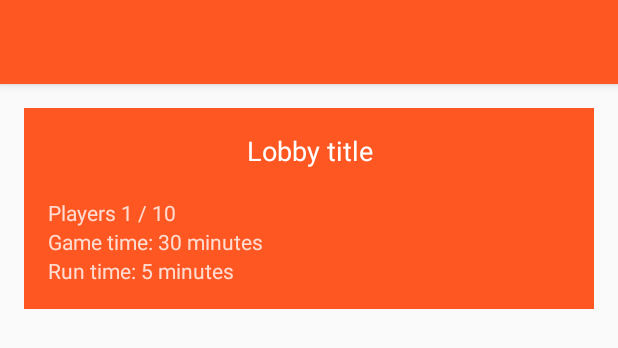
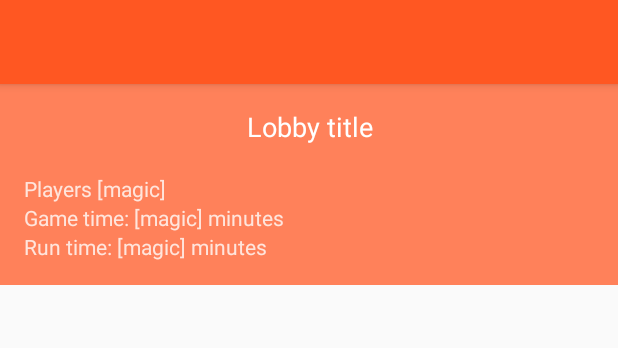
Before and after one commit to ShaFear/HaS-RPG, an Android app: the layout activity_lobby.xml on its own in the app's theme, with its tools: preview values and no code run, on a phone screen of 412 x 824 dp. Shown: the top 348 px of the screen. Run offline under Robolectric (Android 15) with nearby library versions, the phone set to English and light mode, and no system bars.

Commit message:
handlowanie kodami przy pobieraniu lobby

```diff
--- a/client/HaSRPG/app/src/main/res/layout/activity_lobby.xml
+++ b/client/HaSRPG/app/src/main/res/layout/activity_lobby.xml
@@ -8,15 +8,6 @@
         layout="@layout/tool_bar"
         ></include>
 
-    <ScrollView
-        android:layout_width="match_parent"
-        android:layout_height="match_parent"
-        android:layout_below="@+id/tool_bar"
-        android:paddingLeft="@dimen/activity_horizontal_margin"
-        android:paddingRight="@dimen/activity_horizontal_margin"
-        android:paddingTop="@dimen/activity_vertical_margin"
-        android:paddingBottom="@dimen/activity_vertical_margin">
-
     <LinearLayout
         android:layout_width="match_parent"
         android:layout_height="wrap_content"
@@ -25,7 +16,8 @@
         android:paddingRight="@dimen/activity_horizontal_margin"
         android:paddingTop="@dimen/activity_vertical_margin"
         android:paddingBottom="@dimen/activity_vertical_margin"
-            android:background="@color/ColorPrimary">
+        android:background="@color/ColorPrimaryLight"
+        android:layout_below="@+id/tool_bar">
 
         <TextView
             android:layout_width="match_parent"
@@ -82,6 +74,16 @@
             android:textColor="#caffffff" />
 
     </LinearLayout>
+
+    <ScrollView
+        android:layout_width="match_parent"
+        android:layout_height="match_parent"
+        android:layout_below="@+id/tool_bar"
+        android:paddingLeft="@dimen/activity_horizontal_margin"
+        android:paddingRight="@dimen/activity_horizontal_margin"
+        android:paddingTop="@dimen/activity_vertical_margin"
+        android:paddingBottom="@dimen/activity_vertical_margin">
+
     </ScrollView>
 
 </RelativeLayout>
--- a/client/HaSRPG/app/src/main/res/values/color.xml
+++ b/client/HaSRPG/app/src/main/res/values/color.xml
@@ -1,6 +1,7 @@
 <?xml version="1.0" encoding="utf-8"?>
 <resources>
     <color name="ColorPrimary">#FF5722</color>
+    <color name="ColorPrimaryLight">#ffff815a</color>
     <color name="ColorPrimaryDark">#E64A19</color>
     <color name="ColorDrawerBG">#ffffffff</color>
     <color name="ItemBG">#ff9c9c9c</color>
--- a/client/HaSRPG/app/src/main/res/values/lobbies.xml
+++ b/client/HaSRPG/app/src/main/res/values/lobbies.xml
@@ -14,10 +14,10 @@
     <string name="wrong_data_message">wrong_data_message</string>
 
     <string name="lobby_title">Lobby title</string>
-    <string name="lobby_game_time">Game time: 30 minutes</string>
+    <string name="lobby_game_time">Game time: [magic] minutes</string>
 
     <string name="title_activity_lobby">Lobby</string>
-    <string name="lobby_players_number">Players 1 / 10</string>
-    <string name="lobby_runtime">Run time: 5 minutes</string>
+    <string name="lobby_players_number">Players [magic]</string>
+    <string name="lobby_runtime">Run time: [magic] minutes</string>
 
 </resources>
```
Also changed, not shown: client/HaSRPG/app/src/main/AndroidManifest.xml (+7 -1 lines), client/HaSRPG/app/src/main/java/com/example/jereczem/hasrpg/game/lobbies/Lobby.java (+28 -0 lines), client/HaSRPG/app/src/main/java/com/example/jereczem/hasrpg/view/activities/LobbyActivity.java (+5 -17 lines), client/HaSRPG/app/src/main/java/com/example/jereczem/hasrpg/view/logic/LobbyActivityLogic.java (added, +87 -0 lines), client/HaSRPG/app/src/main/res/layout/fragment_characters.xml (+17 -13 lines). Lines whose indentation alone changed are shown as unchanged.
